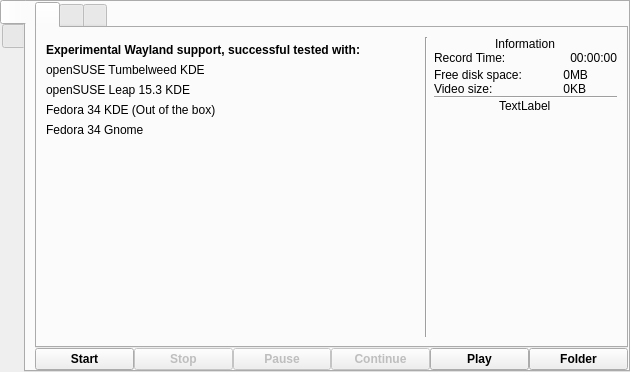
The window that src/formMainWindow_wl.ui (jbinkleyj/wayland) describes before a commit, drawn with Qt 5.
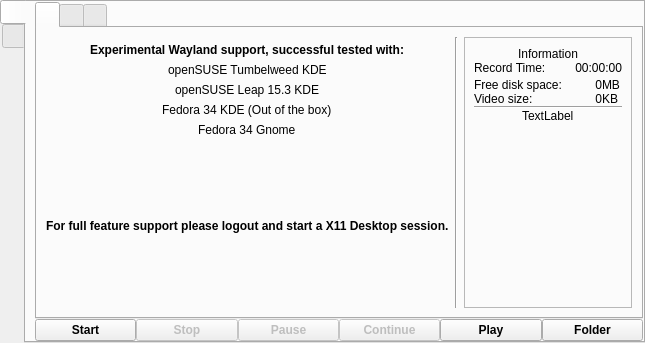
The same window after the commit. Icons and pictures are not drawn.

Diff of the .ui file:
```diff
--- a/src/formMainWindow_wl.ui
+++ b/src/formMainWindow_wl.ui
@@ -7,7 +7,7 @@
     <x>0</x>
     <y>0</y>
     <width>630</width>
-    <height>372</height>
+    <height>343</height>
    </rect>
   </property>
   <property name="windowTitle">
@@ -85,14 +85,67 @@
             <string notr="true"/>
            </attribute>
            <layout class="QGridLayout" name="gridLayout_2">
-            <item row="2" column="0">
+            <item row="1" column="0" colspan="2" alignment="Qt::AlignHCenter">
+             <widget class="QLabel" name="label">
+              <property name="font">
+               <font>
+                <weight>75</weight>
+                <bold>true</bold>
+               </font>
+              </property>
+              <property name="text">
+               <string notr="true">Experimental Wayland support, successful tested with:</string>
+              </property>
+             </widget>
+            </item>
+            <item row="7" column="0" colspan="2" alignment="Qt::AlignHCenter">
+             <widget class="QLabel" name="label_6">
+              <property name="font">
+               <font>
+                <weight>75</weight>
+                <bold>true</bold>
+               </font>
+              </property>
+              <property name="text">
+               <string notr="true">For full feature support please logout and start a X11 Desktop session.</string>
+              </property>
+             </widget>
+            </item>
+            <item row="5" column="0" colspan="2" alignment="Qt::AlignHCenter">
+             <widget class="QLabel" name="label_5">
+              <property name="text">
+               <string>Fedora 34 Gnome</string>
+              </property>
+             </widget>
+            </item>
+            <item row="2" column="0" colspan="2" alignment="Qt::AlignHCenter">
              <widget class="QLabel" name="label_2">
               <property name="text">
                <string notr="true">openSUSE Tumbelweed KDE</string>
               </property>
              </widget>
             </item>
-            <item row="3" column="0">
+            <item row="0" column="2" rowspan="9">
+             <widget class="Line" name="line">
+              <property name="orientation">
+               <enum>Qt::Vertical</enum>
+              </property>
+             </widget>
+            </item>
+            <item row="8" column="0">
+             <spacer name="verticalSpacer">
+              <property name="orientation">
+               <enum>Qt::Vertical</enum>
+              </property>
+              <property name="sizeHint" stdset="0">
+               <size>
+                <width>20</width>
+                <height>40</height>
+               </size>
+              </property>
+             </spacer>
+            </item>
+            <item row="3" column="0" colspan="2" alignment="Qt::AlignHCenter">
              <widget class="QLabel" name="label_3">
               <property name="text">
                <string notr="true">openSUSE Leap 15.3 KDE</string>
@@ -100,7 +153,7 @@
              </widget>
             </item>
             <item row="6" column="0">
-             <spacer name="verticalSpacer">
+             <spacer name="verticalSpacer_3">
               <property name="orientation">
                <enum>Qt::Vertical</enum>
               </property>
@@ -112,14 +165,23 @@
               </property>
              </spacer>
             </item>
-            <item row="0" column="2" rowspan="7">
-             <widget class="Line" name="line">
-              <property name="orientation">
-               <enum>Qt::Vertical</enum>
+            <item row="4" column="0" colspan="2" alignment="Qt::AlignHCenter">
+             <widget class="QLabel" name="label_4">
+              <property name="text">
+               <string notr="true">Fedora 34 KDE (Out of the box)</string>
               </property>
              </widget>
             </item>
-            <item row="0" column="3" rowspan="7">
+            <item row="0" column="3" rowspan="9">
+             <widget class="QFrame" name="frame_information">
+              <property name="frameShape">
+               <enum>QFrame::StyledPanel</enum>
+              </property>
+              <property name="frameShadow">
+               <enum>QFrame::Raised</enum>
+              </property>
+              <layout class="QVBoxLayout" name="verticalLayout_5">
+               <item>
              <layout class="QGridLayout" name="gridLayout_6">
               <property name="bottomMargin">
                <number>10</number>
@@ -127,13 +189,6 @@
               <property name="verticalSpacing">
                <number>0</number>
               </property>
-              <item row="0" column="0" alignment="Qt::AlignHCenter">
-               <widget class="QLabel" name="label_17">
-                <property name="text">
-                 <string>Information</string>
-                </property>
-               </widget>
-              </item>
               <item row="2" column="0">
                <layout class="QGridLayout" name="gridLayout_5">
                 <item row="1" column="2">
@@ -199,6 +254,36 @@
                 </item>
                </layout>
               </item>
+                 <item row="0" column="0" alignment="Qt::AlignHCenter">
+                  <widget class="QLabel" name="label_17">
+                   <property name="text">
+                    <string>Information</string>
+                   </property>
+                  </widget>
+                 </item>
+                 <item row="4" column="0">
+                  <spacer name="verticalSpacer_21">
+                   <property name="orientation">
+                    <enum>Qt::Vertical</enum>
+                   </property>
+                   <property name="sizeHint" stdset="0">
+                    <size>
+                     <width>20</width>
+                     <height>40</height>
+                    </size>
+                   </property>
+                  </spacer>
+                 </item>
+                 <item row="3" column="0" alignment="Qt::AlignHCenter">
+                  <widget class="QLabel" name="label_Upate_tab_1">
+                   <property name="text">
+                    <string notr="true">TextLabel</string>
+                   </property>
+                   <property name="openExternalLinks">
+                    <bool>true</bool>
+                   </property>
+                  </widget>
+                 </item>
               <item row="1" column="0">
                <layout class="QHBoxLayout" name="horizontalLayout_4">
                 <property name="bottomMargin">
@@ -223,56 +308,9 @@
                 </item>
                </layout>
               </item>
-              <item row="3" column="0" alignment="Qt::AlignHCenter">
-               <widget class="QLabel" name="label_Upate_tab_1">
-                <property name="text">
-                 <string notr="true">TextLabel</string>
-                </property>
-                <property name="openExternalLinks">
-                 <bool>true</bool>
-                </property>
-               </widget>
-              </item>
-              <item row="4" column="0">
-               <spacer name="verticalSpacer_21">
-                <property name="orientation">
-                 <enum>Qt::Vertical</enum>
-                </property>
-                <property name="sizeHint" stdset="0">
-                 <size>
-                  <width>20</width>
-                  <height>40</height>
-                 </size>
-                </property>
-               </spacer>
-              </item>
-             </layout>
-            </item>
-            <item row="4" column="0">
-             <widget class="QLabel" name="label_4">
-              <property name="text">
-               <string notr="true">Fedora 34 KDE (Out of the box)</string>
-              </property>
-             </widget>
-            </item>
-            <item row="5" column="0">
-             <widget class="QLabel" name="label_5">
-              <property name="text">
-               <string>Fedora 34 Gnome</string>
-              </property>
-             </widget>
-            </item>
-            <item row="1" column="0" colspan="2">
-             <widget class="QLabel" name="label">
-              <property name="font">
-               <font>
-                <weight>75</weight>
-                <bold>true</bold>
-               </font>
-              </property>
-              <property name="text">
-               <string notr="true">Experimental Wayland support, successful tested with:</string>
-              </property>
+                </layout>
+               </item>
+              </layout>
              </widget>
             </item>
            </layout>
```
Lines whose indentation alone changed are shown as unchanged.
